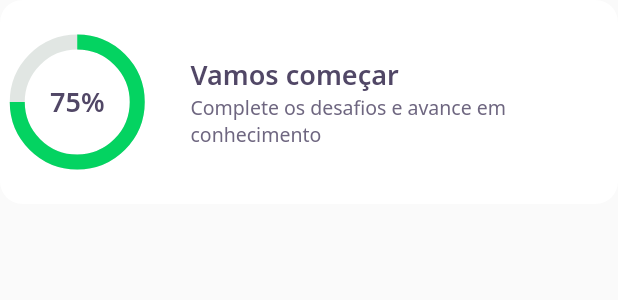
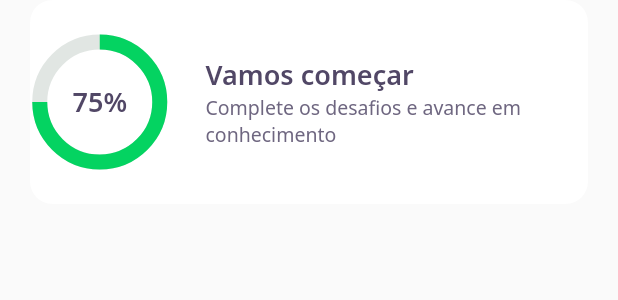
Before and after one commit to matheuslss/rocketseat-flutter-devquiz, a Flutter app: the ScoreCardWidget widget shown alone on an empty page, opened directly, on a phone screen of 412 x 824 dp. Shown: the top 300 px of the screen. Run offline on Flutter 3.47's test engine with Material 2 defaults, Android fonts, the phone set to English and light mode, and no system bars; our stand-ins replace google_fonts; network calls fail.

Commit message:
Atualizar score_card_widget

```diff
--- a/lib/home/widgets/score_card/score_card_widget.dart
+++ b/lib/home/widgets/score_card/score_card_widget.dart
@@ -8,7 +8,9 @@ class ScoreCardWidget extends StatelessWidget {
 
   @override
   Widget build(BuildContext context) {
-    return Container(
+    return Padding(
+      padding: const EdgeInsets.only(left: 20, right: 20),
+      child: Container(
         height: 136,
         decoration: BoxDecoration(
             color: AppColors.white, borderRadius: BorderRadius.circular(15)),
@@ -38,6 +40,7 @@ class ScoreCardWidget extends StatelessWidget {
             )
           ],
         ),
+      ),
     );
   }
 }
```
Lines whose indentation alone changed are shown as unchanged.
